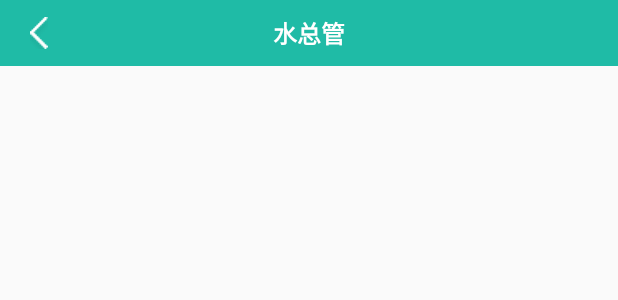
After one commit to 497054711/WaterMain, an Android app: the layout water_main_title.xml on its own in the app's theme, with its tools: preview values and no code run, on a phone screen of 412 x 824 dp. The commit adds this screen. Shown: the top 300 px of the screen. Run offline under Robolectric (Android 15) with nearby library versions, the phone set to English and light mode, and no system bars.

Commit message:
no message

```diff
--- a/app/src/main/AndroidManifest.xml
+++ b/app/src/main/AndroidManifest.xml
@@ -53,7 +53,7 @@
         android:supportsRtl="true"
         android:theme="@style/AppTheme">
         <activity
-            android:name="cn.com.lsc.android.water_main.mvp.index.IndexActivity"
+            android:name="cn.com.lsc.android.water_main.mvp.login_branch.LoginBranchActivity"
             android:screenOrientation="portrait">
             <intent-filter>
                 <action android:name="android.intent.action.MAIN" />
@@ -74,10 +74,10 @@
         <activity
             android:name="cn.com.lsc.android.water_main.mvp.admin.MainAdminActivity"
             android:screenOrientation="portrait">
+        </activity>
 
-        </activity>
         <activity
-            android:name="cn.com.lsc.android.water_main.mvp.super_admin.MainSuperAdminActivity"
+            android:name="cn.com.lsc.android.water_main.mvp.BaseDisplayActivity"
             android:screenOrientation="portrait">
 
         </activity>
--- a/app/src/main/java/cn/com/lsc/android/water_main/mvp/index/model/IIndexModel.java
+++ b/app/src/main/java/cn/com/lsc/android/water_main/mvp/login_branch/model/ILoginBranchModel.java
@@ -1,10 +1,10 @@
-package cn.com.lsc.android.water_main.mvp.index.model;
+package cn.com.lsc.android.water_main.mvp.login_branch.model;
 
 /**
  * Created by Administrator on 2017/3/19.
  */
 
-public interface IIndexModel {
+public interface ILoginBranchModel {
     public void loginUser();//获取登录网络数据
     public void loginAdmin();//获取登录网络数据
 }
--- a/app/src/main/java/cn/com/lsc/android/water_main/mvp/index/model/IndexModel.java
+++ b/app/src/main/java/cn/com/lsc/android/water_main/mvp/login_branch/model/LoginBranchModel.java
@@ -1,4 +1,4 @@
-package cn.com.lsc.android.water_main.mvp.index.model;
+package cn.com.lsc.android.water_main.mvp.login_branch.model;
 
 import cn.com.lsc.android.water_main.mvp.BaseBean;
 import cn.com.lsc.android.water_main.mvp.IOnDataListener;
@@ -7,10 +7,10 @@ import cn.com.lsc.android.water_main.mvp.IOnDataListener;
  * Created by Administrator on 2017/3/19.
  */
 
-public class IndexModel implements IIndexModel {
+public class LoginBranchModel implements ILoginBranchModel {
     private IOnDataListener iOnDataListener;
 
-    public IndexModel(IOnDataListener iOnDataListener) {
+    public LoginBranchModel(IOnDataListener iOnDataListener) {
         this.iOnDataListener = iOnDataListener;
     }
 
--- a/app/src/main/java/cn/com/lsc/android/water_main/mvp/index/view/IIndexView.java
+++ b/app/src/main/java/cn/com/lsc/android/water_main/mvp/login_branch/view/ILoginBranchView.java
@@ -1,4 +1,4 @@
-package cn.com.lsc.android.water_main.mvp.index.view;
+package cn.com.lsc.android.water_main.mvp.login_branch.view;
 
 import cn.com.lsc.android.water_main.mvp.BaseBean;
 
@@ -7,7 +7,7 @@ import cn.com.lsc.android.water_main.mvp.BaseBean;
  * index接口
  */
 
-public interface IIndexView {
+public interface ILoginBranchView {
     public void loginUser(BaseBean baseBean);//用户登录
     public void loginAdmin(BaseBean baseBean);//管理员登录
 }
--- /dev/null
+++ b/app/src/main/res/layout/base_dispaly.xml
@@ -0,0 +1,5 @@
+<?xml version="1.0" encoding="utf-8"?>
+<FrameLayout xmlns:android="http://schemas.android.com/apk/res/android"
+    android:id="@+id/dispaly_content"
+    android:layout_width="match_parent"
+    android:layout_height="match_parent" />
--- /dev/null
+++ b/app/src/main/res/layout/water_main_title.xml
@@ -0,0 +1,33 @@
+<?xml version="1.0" encoding="utf-8"?>
+<RelativeLayout xmlns:android="http://schemas.android.com/apk/res/android"
+    android:layout_width="match_parent"
+    android:layout_height="wrap_content"
+    android:background="#1fbba6"
+    android:paddingTop="10dp"
+    android:paddingBottom="10dp"
+    android:orientation="vertical">
+
+    <ImageView
+        android:id="@+id/back"
+        android:layout_width="12dp"
+        android:layout_height="21dp"
+        android:layout_centerVertical="true"
+        android:layout_marginLeft="20dp"
+        android:src="@drawable/icon_back" />
+
+    <TextView
+        android:id="@+id/title"
+        android:layout_width="wrap_content"
+        android:layout_height="wrap_content"
+        android:layout_centerInParent="true"
+        android:text="水总管"
+        android:textColor="#ffffff"
+        android:textSize="16sp"
+        android:textStyle="bold" />
+    <ImageView
+        android:layout_width="12dp"
+        android:layout_height="21dp"
+        android:layout_centerVertical="true"
+        android:layout_marginLeft="20dp"
+        android:src="@drawable/icon_back" />
+</RelativeLayout>
```
Also changed, not shown: app/src/main/java/cn/com/lsc/android/water_main/mvp/BaseDisplayActivity.java (added, +41 -0 lines), app/src/main/java/cn/com/lsc/android/water_main/mvp/index/persent/PIndex.java (deleted, +0 -50 lines), app/src/main/java/cn/com/lsc/android/water_main/mvp/login_branch/LoginBranchActivity.java (renamed from app/src/main/java/cn/com/lsc/android/water_main/mvp/index/IndexActivity.java, +10 -10 lines), app/src/main/java/cn/com/lsc/android/water_main/mvp/login_branch/persent/PLoginBranch.java (added, +50 -0 lines), app/src/main/res/drawable-xxhdpi/icon_back.png (added).
